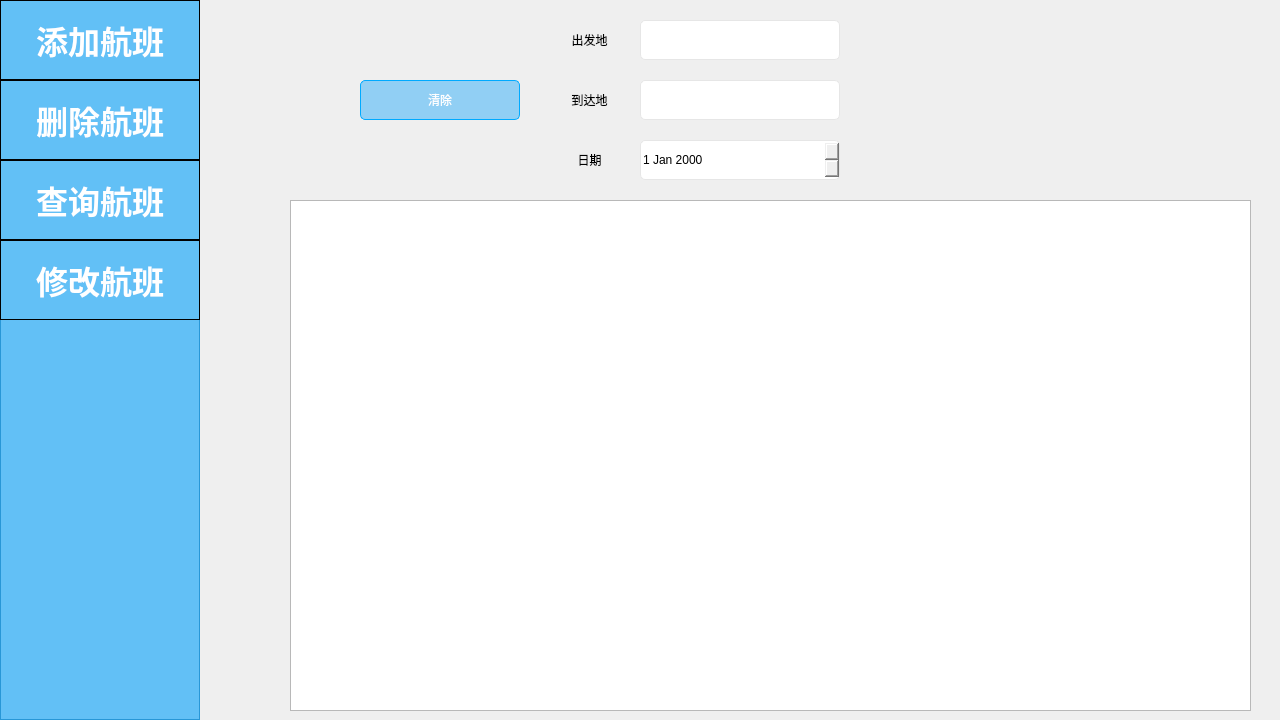
KamChiHei/330, file Pro1 mk34/admin_form.ui: the form before one commit.
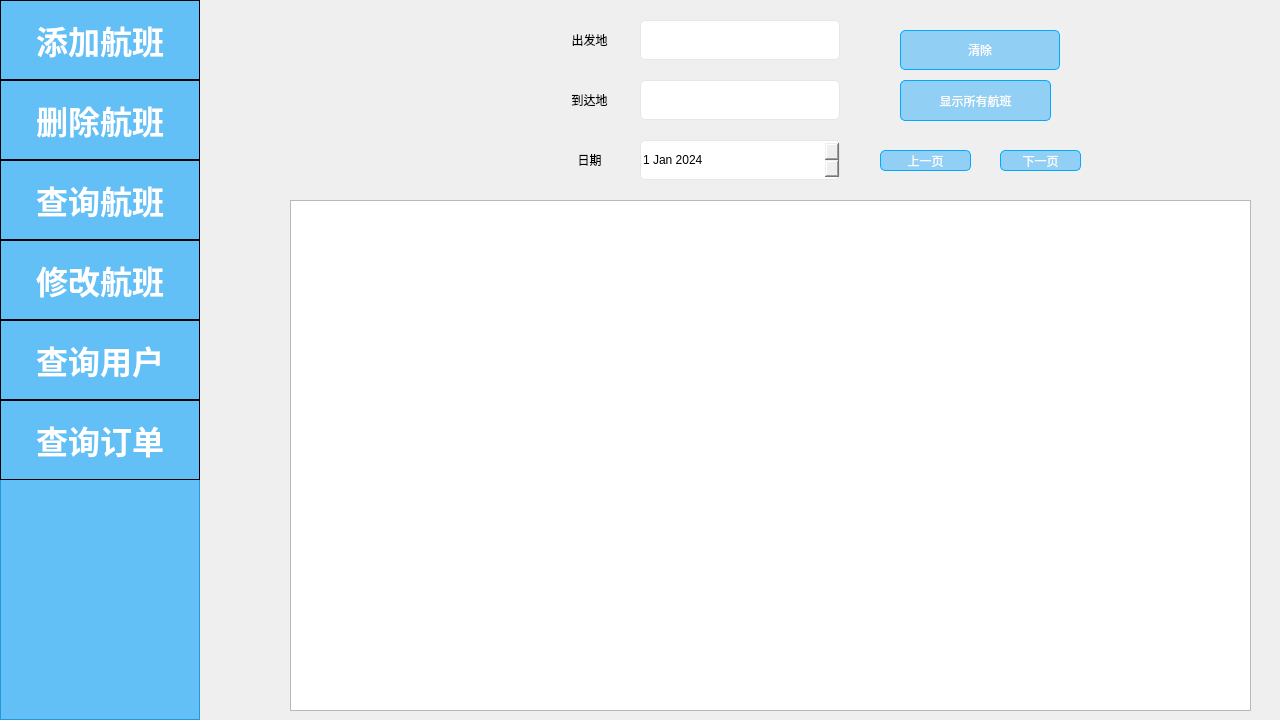
The form after the commit. The open tabs and pages were chosen to show the change. Icons and pictures are not drawn.

Diff of the .ui file:
```diff
--- a/Pro1 mk34/admin_form.ui
+++ b/Pro1 mk34/admin_form.ui
@@ -41,7 +41,7 @@
      <string notr="true"/>
     </property>
     <property name="currentIndex">
-     <number>0</number>
+     <number>3</number>
     </property>
     <widget class="QWidget" name="page">
      <widget class="QPushButton" name="pushButton_add">
@@ -205,12 +205,12 @@
       </property>
       <property name="dateTime">
        <datetime>
-        <hour>8</hour>
+        <hour>16</hour>
         <minute>0</minute>
         <second>0</second>
         <year>2023</year>
         <month>12</month>
-        <day>31</day>
+        <day>30</day>
        </datetime>
       </property>
      </widget>
@@ -743,6 +743,13 @@
 
 </string>
       </property>
+      <property name="date">
+       <date>
+        <year>2024</year>
+        <month>1</month>
+        <day>1</day>
+       </date>
+      </property>
      </widget>
      <widget class="QTableWidget" name="tableWidget">
       <property name="geometry">
@@ -757,8 +764,8 @@
      <widget class="QPushButton" name="pushButton_clear">
       <property name="geometry">
        <rect>
-        <x>160</x>
-        <y>80</y>
+        <x>700</x>
+        <y>30</y>
         <width>160</width>
         <height>40</height>
        </rect>
@@ -798,6 +805,106 @@
        <pixmap resource="icon.qrc">:/new/prefix1/iconANDpic/point3.png</pixmap>
       </property>
      </widget>
+     <widget class="QPushButton" name="prevButton">
+      <property name="geometry">
+       <rect>
+        <x>680</x>
+        <y>150</y>
+        <width>91</width>
+        <height>21</height>
+       </rect>
+      </property>
+      <property name="styleSheet">
+       <string notr="true">QPushButton {
+
+	background-color: rgba(0, 159, 252,100);
+
+	font: 700 14pt &quot;微软雅黑&quot;;
+	color: rgb(255, 255, 255);
+border: 1px solid rgb(0, 170, 255); 
+    border-radius: 5px;
+}
+
+QPushButton:hover {  
+	background-color: rgba(0, 159, 252,200);
+}</string>
+      </property>
+      <property name="text">
+       <string>上一页</string>
+      </property>
+     </widget>
+     <widget class="QPushButton" name="nextButton">
+      <property name="geometry">
+       <rect>
+        <x>800</x>
+        <y>150</y>
+        <width>81</width>
+        <height>21</height>
+       </rect>
+      </property>
+      <property name="styleSheet">
+       <string notr="true">QPushButton {
+
+	background-color: rgba(0, 159, 252,100);
+
+	font: 700 14pt &quot;微软雅黑&quot;;
+	color: rgb(255, 255, 255);
+border: 1px solid rgb(0, 170, 255); 
+    border-radius: 5px;
+}
+
+QPushButton:hover {  
+	background-color: rgba(0, 159, 252,200);
+}</string>
+      </property>
+      <property name="text">
+       <string>下一页</string>
+      </property>
+     </widget>
+     <widget class="QLabel" name="label_status">
+      <property name="geometry">
+       <rect>
+        <x>120</x>
+        <y>70</y>
+        <width>201</width>
+        <height>31</height>
+       </rect>
+      </property>
+      <property name="styleSheet">
+       <string notr="true">font: 700 15pt &quot;微软雅黑&quot;;</string>
+      </property>
+      <property name="text">
+       <string/>
+      </property>
+     </widget>
+     <widget class="QPushButton" name="pushButton_searchall">
+      <property name="geometry">
+       <rect>
+        <x>700</x>
+        <y>80</y>
+        <width>151</width>
+        <height>41</height>
+       </rect>
+      </property>
+      <property name="styleSheet">
+       <string notr="true">QPushButton {
+
+	background-color: rgba(0, 159, 252,100);
+
+	font: 700 14pt &quot;微软雅黑&quot;;
+	color: rgb(255, 255, 255);
+border: 1px solid rgb(0, 170, 255); 
+    border-radius: 5px;
+}
+
+QPushButton:hover {  
+	background-color: rgba(0, 159, 252,200);
+}</string>
+      </property>
+      <property name="text">
+       <string>显示所有航班</string>
+      </property>
+     </widget>
     </widget>
     <widget class="QWidget" name="page_2">
      <widget class="QLabel" name="label_4">
@@ -819,9 +926,9 @@
      <widget class="QLabel" name="label_21">
       <property name="geometry">
        <rect>
-        <x>330</x>
+        <x>260</x>
         <y>100</y>
-        <width>91</width>
+        <width>161</width>
         <height>40</height>
        </rect>
       </property>
@@ -829,7 +936,7 @@
        <string notr="true">font: 700 16pt &quot;微软雅黑&quot;;</string>
       </property>
       <property name="text">
-       <string>&lt;html&gt;&lt;head/&gt;&lt;body&gt;&lt;p&gt;修改航班&lt;/p&gt;&lt;/body&gt;&lt;/html&gt;</string>
+       <string>&lt;html&gt;&lt;head/&gt;&lt;body&gt;&lt;p&gt;需要修改的航班&lt;/p&gt;&lt;/body&gt;&lt;/html&gt;</string>
       </property>
       <property name="alignment">
        <set>Qt::AlignmentFlag::AlignCenter</set>
@@ -1110,6 +1217,30 @@
       </property>
      </widget>
     </widget>
+    <widget class="QWidget" name="page_4">
+     <widget class="QTableWidget" name="tableWidget_2">
+      <property name="geometry">
+       <rect>
+        <x>170</x>
+        <y>240</y>
+        <width>671</width>
+        <height>301</height>
+       </rect>
+      </property>
+     </widget>
+    </widget>
+    <widget class="QWidget" name="page_5">
+     <widget class="QTableWidget" name="tableWidget_3">
+      <property name="geometry">
+       <rect>
+        <x>240</x>
+        <y>280</y>
+        <width>571</width>
+        <height>391</height>
+       </rect>
+      </property>
+     </widget>
+    </widget>
    </widget>
    <widget class="QPushButton" name="pushButton_addFlight">
     <property name="geometry">
@@ -1280,10 +1411,85 @@
      </rect>
     </property>
     <property name="styleSheet">
-     <string notr="true">QGraphicsView#graphicsView{
-background-color:  rgba(0, 159, 252, 150);
+     <string notr="true">background-color:  rgba(0, 159, 252, 150);</string>
+    </property>
+   </widget>
+   <widget class="QPushButton" name="pushButton_user">
+    <property name="geometry">
+     <rect>
+      <x>0</x>
+      <y>320</y>
+      <width>200</width>
+      <height>80</height>
+     </rect>
+    </property>
+    <property name="font">
+     <font>
+      <family>微软雅黑</family>
+      <pointsize>24</pointsize>
+      <bold>true</bold>
+     </font>
+    </property>
+    <property name="autoFillBackground">
+     <bool>false</bool>
+    </property>
+    <property name="styleSheet">
+     <string notr="true">QPushButton {
+	color: rgb(255, 255, 255);
+border: 1px solid rgb(0, 0, 0);
+
 }
-</string>
+
+QPushButton:hover {
+    color: rgb(255, 255, 255);
+border: 1px solid rgb(0, 0, 0);
+ 
+}</string>
+    </property>
+    <property name="text">
+     <string>查询用户</string>
+    </property>
+    <property name="flat">
+     <bool>true</bool>
+    </property>
+   </widget>
+   <widget class="QPushButton" name="pushButton_order">
+    <property name="geometry">
+     <rect>
+      <x>0</x>
+      <y>400</y>
+      <width>200</width>
+      <height>80</height>
+     </rect>
+    </property>
+    <property name="font">
+     <font>
+      <family>微软雅黑</family>
+      <pointsize>24</pointsize>
+      <bold>true</bold>
+     </font>
+    </property>
+    <property name="autoFillBackground">
+     <bool>false</bool>
+    </property>
+    <property name="styleSheet">
+     <string notr="true">QPushButton {
+	color: rgb(255, 255, 255);
+border: 1px solid rgb(0, 0, 0);
+
+}
+
+QPushButton:hover {
+    color: rgb(255, 255, 255);
+border: 1px solid rgb(0, 0, 0);
+ 
+}</string>
+    </property>
+    <property name="text">
+     <string>查询订单</string>
+    </property>
+    <property name="flat">
+     <bool>true</bool>
     </property>
    </widget>
    <zorder>graphicsView</zorder>
@@ -1292,6 +1498,8 @@
    <zorder>pushButton_deleteFlight</zorder>
    <zorder>pushButton_searchFlight</zorder>
    <zorder>pushButton_4</zorder>
+   <zorder>pushButton_user</zorder>
+   <zorder>pushButton_order</zorder>
   </widget>
  </widget>
  <resources>
```
